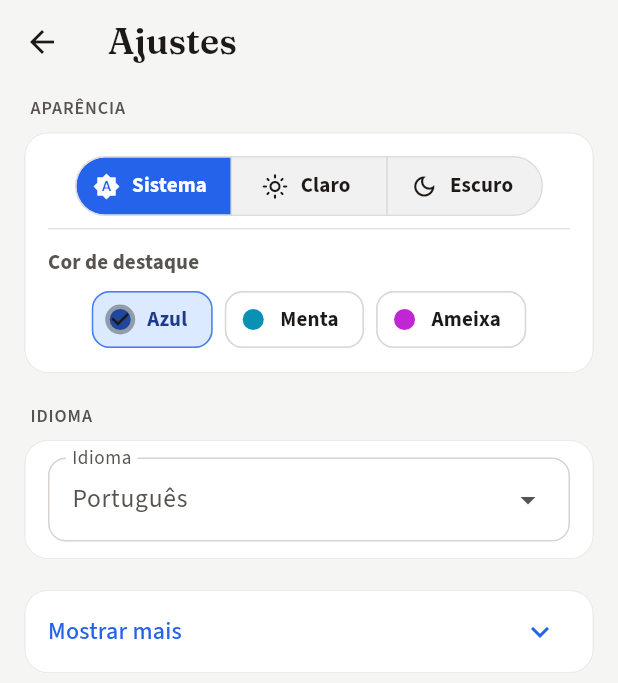
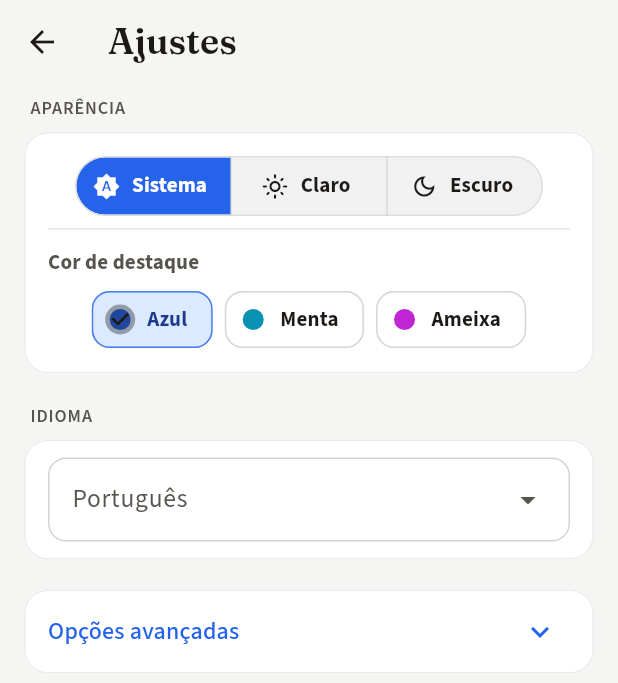
Before and after one commit to jobucaldas/217, a Flutter app: the screen it shows after launch, after a tap on the "settings" icon, on a phone screen of 412 x 824 dp. Shown: the top 683 px of the screen. Run offline on Flutter 3.47's test engine with Material 3 defaults, Android fonts, the phone set to English and light mode, and no system bars; our stand-ins replace flutter_local_notifications, flutter_secure_storage, flutter_timezone, google_fonts, timezone; missing offline and left inert: dart:html, flutter_web_auth_2; accounts and stored records are empty; network calls fail.

Commit message:
Settings label/advanced copy polish; float Register today FAB (#16)
Remove duplicate Language/Idioma field label (keep section label), rename
Show more to Advanced options, and keep the record-today chip as a true
Stack overlay so calendar geometry no longer shrinks when it is present.

```diff
--- a/mobile/lib/src/i18n.dart
+++ b/mobile/lib/src/i18n.dart
@@ -30,8 +30,10 @@ class Strings {
   String get connectionOk => pt ? 'API acessível' : 'API reachable';
   String get connectionFail => pt ? 'API inacessível' : 'API unreachable';
   String get advanced => pt ? 'Avançado' : 'Advanced';
-  String get showMore => pt ? 'Mostrar mais' : 'Show more';
-  String get showLess => pt ? 'Mostrar menos' : 'Show less';
+  String get showMore =>
+      pt ? 'Opções avançadas' : 'Advanced options';
+  String get showLess =>
+      pt ? 'Ocultar opções avançadas' : 'Hide advanced options';
   String get languagePortuguese => 'Português';
   String get languageEnglish => 'English';
   String get done => pt ? 'Pronto' : 'Done';
--- a/mobile/lib/src/screens/settings_screen.dart
+++ b/mobile/lib/src/screens/settings_screen.dart
@@ -223,7 +223,6 @@ class _SettingsPageState extends State<SettingsPage> {
                 child: DropdownMenu<bool>(
                   key: ValueKey(widget.portuguese),
                   initialSelection: widget.portuguese,
-                  label: Text(widget.strings.language),
                   expandedInsets: EdgeInsets.zero,
                   dropdownMenuEntries: [
                     DropdownMenuEntry(
```
Also changed, not shown: mobile/lib/src/screens/calendar_screen.dart (+7 -6 lines), mobile/lib/src/screens/today_nudge.dart (+9 -7 lines), 2 other files.
